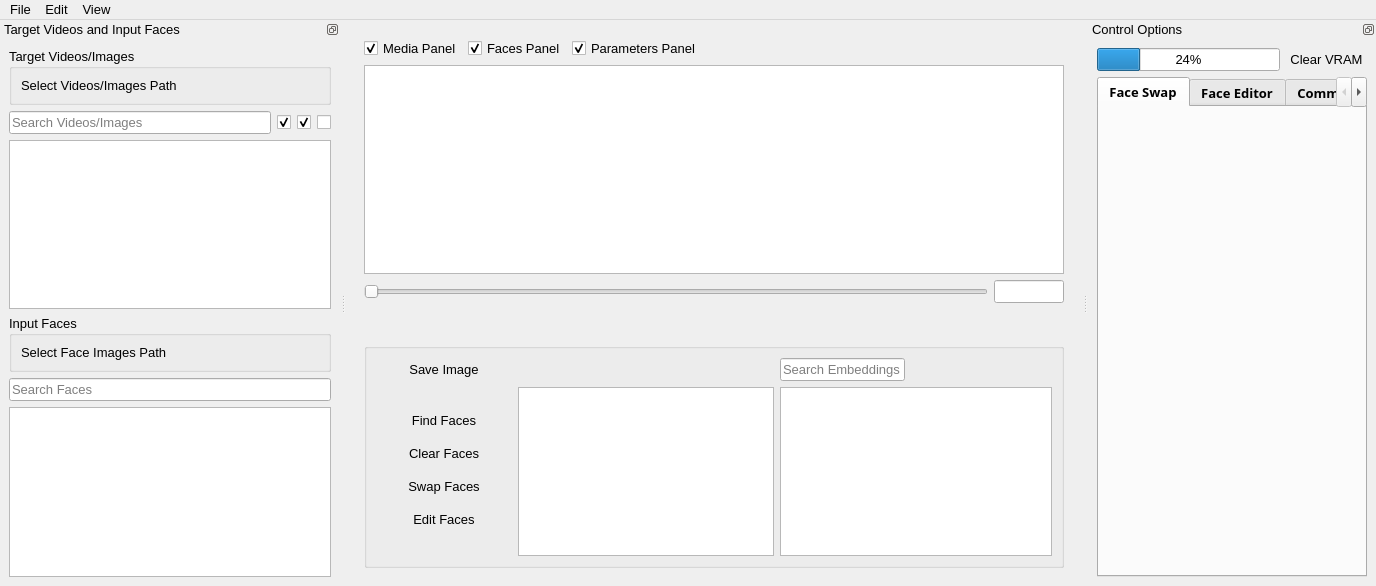
Above: app/ui/core/MainWindow.ui from visomaster/VisoMaster before the change. Below: the same form after it.
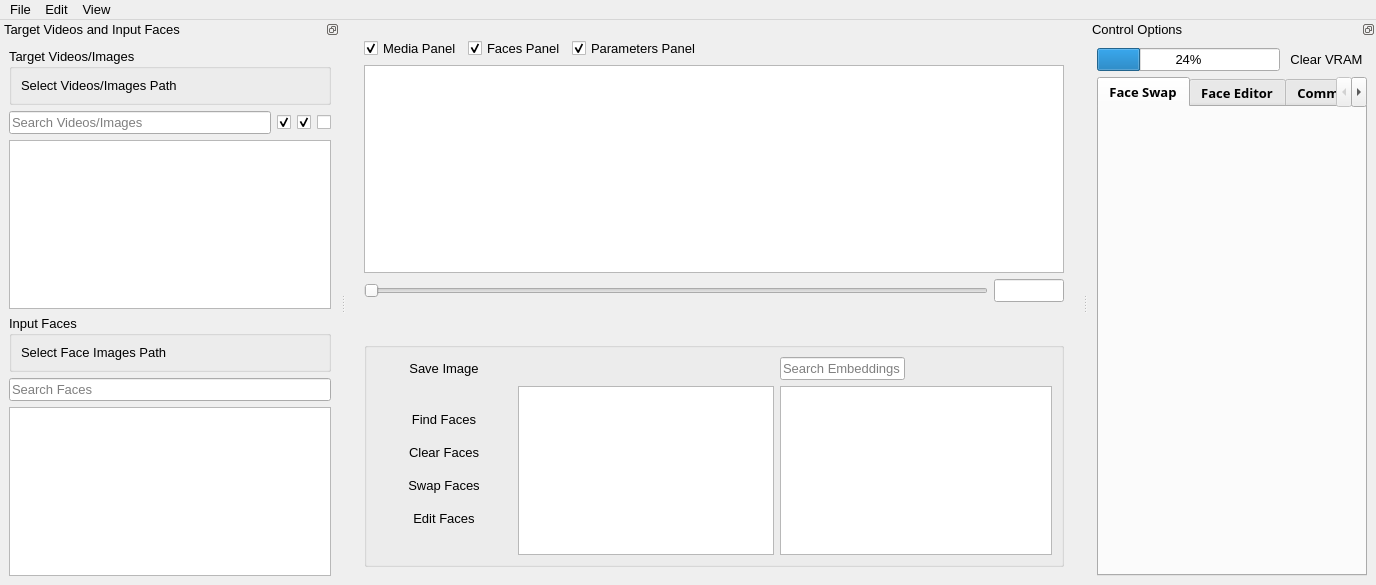
That is the form after the change. Icons and pictures are not drawn.

Commit message: Disable autoscroll on listwidgets

Patch:
```diff
--- a/app/ui/core/MainWindow.ui
+++ b/app/ui/core/MainWindow.ui
@@ -7,7 +7,7 @@
     <x>0</x>
     <y>0</y>
     <width>1376</width>
-    <height>586</height>
+    <height>585</height>
    </rect>
   </property>
   <property name="font">
```
Left out of the diff: 44 changed lines with no effect on the pictures. The commit also changes 1 other file.
